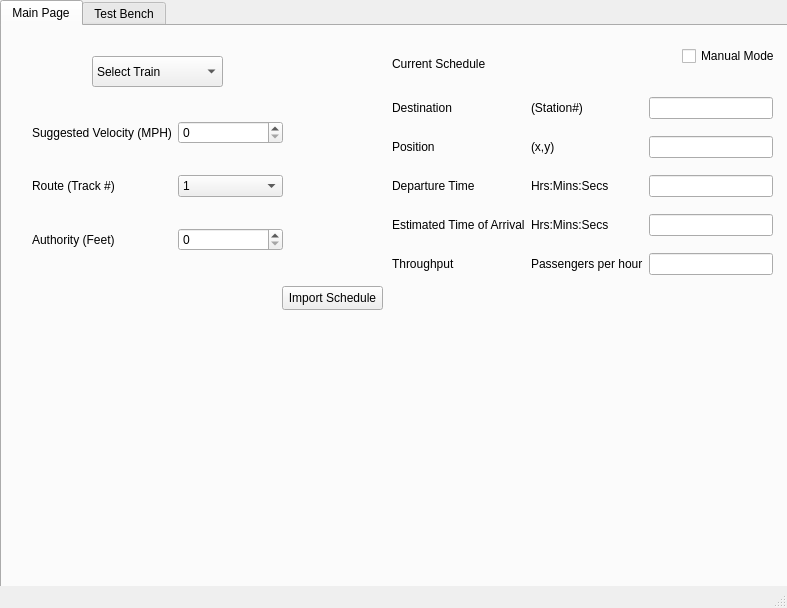
Qt form ui_files/CTC.ui (cerfort2/1140) before a commit.
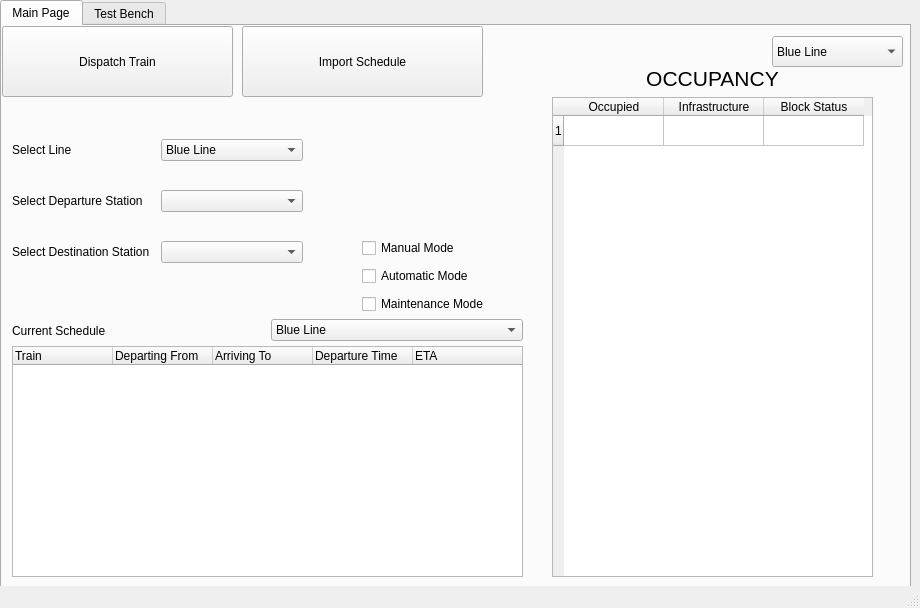
The same form after that commit. The open tabs and pages were chosen to show the change.

Commit message: more changes, main page ui done, test bench to be finished

```diff
--- a/ui_files/CTC.ui
+++ b/ui_files/CTC.ui
@@ -6,7 +6,7 @@
    <rect>
     <x>0</x>
     <y>0</y>
-    <width>787</width>
+    <width>920</width>
     <height>608</height>
    </rect>
   </property>
@@ -19,7 +19,7 @@
      <rect>
       <x>0</x>
       <y>0</y>
-      <width>791</width>
+      <width>911</width>
       <height>591</height>
      </rect>
     </property>
@@ -30,265 +30,270 @@
      <attribute name="title">
       <string>Main Page</string>
      </attribute>
-     <widget class="QComboBox" name="comboBox">
+     <widget class="QPushButton" name="import_schedule_btn">
       <property name="geometry">
        <rect>
-        <x>90</x>
-        <y>30</y>
-        <width>131</width>
-        <height>31</height>
-       </rect>
-      </property>
-      <item>
-       <property name="text">
-        <string>Select Train</string>
-       </property>
-      </item>
-      <item>
-       <property name="text">
-        <string>Train 1</string>
-       </property>
-      </item>
-      <item>
-       <property name="text">
-        <string>Train 2</string>
-       </property>
-      </item>
-      <item>
-       <property name="text">
-        <string>Train 3</string>
-       </property>
-      </item>
-      <item>
-       <property name="text">
-        <string>Train 4</string>
-       </property>
-      </item>
-      <item>
-       <property name="text">
-        <string>Train 5</string>
-       </property>
-      </item>
-     </widget>
-     <widget class="QWidget" name="gridLayoutWidget">
-      <property name="geometry">
-       <rect>
-        <x>30</x>
-        <y>70</y>
-        <width>251</width>
-        <height>181</height>
-       </rect>
-      </property>
-      <layout class="QGridLayout" name="gridLayout">
-       <item row="2" column="0">
-        <widget class="QLabel" name="label_3">
-         <property name="text">
-          <string>Authority (Feet)</string>
-         </property>
-        </widget>
-       </item>
-       <item row="1" column="0">
-        <widget class="QLabel" name="label_2">
-         <property name="text">
-          <string>Route (Track #)</string>
-         </property>
-        </widget>
-       </item>
-       <item row="0" column="0">
-        <widget class="QLabel" name="label">
-         <property name="autoFillBackground">
-          <bool>false</bool>
-         </property>
-         <property name="text">
-          <string>Suggested Velocity (MPH)</string>
-         </property>
-        </widget>
-       </item>
-       <item row="0" column="1">
-        <widget class="QSpinBox" name="mph"/>
-       </item>
-       <item row="1" column="1">
-        <widget class="QComboBox" name="comboBox_2">
-         <item>
-          <property name="text">
-           <string>1</string>
-          </property>
-         </item>
-         <item>
-          <property name="text">
-           <string>2</string>
-          </property>
-         </item>
-         <item>
-          <property name="text">
-           <string>3</string>
-          </property>
-         </item>
-         <item>
-          <property name="text">
-           <string>4</string>
-          </property>
-         </item>
-         <item>
-          <property name="text">
-           <string>5</string>
-          </property>
-         </item>
-        </widget>
-       </item>
-       <item row="2" column="1">
-        <widget class="QSpinBox" name="spinBox"/>
-       </item>
-      </layout>
-     </widget>
-     <widget class="QPushButton" name="pushButton">
-      <property name="geometry">
-       <rect>
-        <x>280</x>
-        <y>260</y>
-        <width>101</width>
-        <height>24</height>
+        <x>240</x>
+        <y>0</y>
+        <width>241</width>
+        <height>71</height>
        </rect>
       </property>
       <property name="text">
        <string>Import Schedule</string>
       </property>
      </widget>
+     <widget class="QTreeWidget" name="schedule">
+      <property name="geometry">
+       <rect>
+        <x>10</x>
+        <y>320</y>
+        <width>511</width>
+        <height>231</height>
+       </rect>
+      </property>
+      <column>
+       <property name="text">
+        <string>Train</string>
+       </property>
+      </column>
+      <column>
+       <property name="text">
+        <string>Departing From</string>
+       </property>
+      </column>
+      <column>
+       <property name="text">
+        <string>Arriving To</string>
+       </property>
+      </column>
+      <column>
+       <property name="text">
+        <string>Departure Time</string>
+       </property>
+      </column>
+      <column>
+       <property name="text">
+        <string>ETA</string>
+       </property>
+      </column>
+     </widget>
+     <widget class="QPushButton" name="dispatch_train_btn">
+      <property name="geometry">
+       <rect>
+        <x>0</x>
+        <y>0</y>
+        <width>231</width>
+        <height>71</height>
+       </rect>
+      </property>
+      <property name="text">
+       <string>Dispatch Train</string>
+      </property>
+     </widget>
+     <widget class="QWidget" name="verticalLayoutWidget">
+      <property name="geometry">
+       <rect>
+        <x>360</x>
+        <y>210</y>
+        <width>160</width>
+        <height>80</height>
+       </rect>
+      </property>
+      <layout class="QVBoxLayout" name="verticalLayout">
+       <item>
+        <widget class="QCheckBox" name="manual_mode_btn">
+         <property name="text">
+          <string>Manual Mode</string>
+         </property>
+        </widget>
+       </item>
+       <item>
+        <widget class="QCheckBox" name="auto_mode_btn">
+         <property name="text">
+          <string>Automatic Mode</string>
+         </property>
+        </widget>
+       </item>
+       <item>
+        <widget class="QCheckBox" name="maint_mode_btn">
+         <property name="text">
+          <string>Maintenance Mode</string>
+         </property>
+        </widget>
+       </item>
+      </layout>
+     </widget>
+     <widget class="QWidget" name="horizontalLayoutWidget">
+      <property name="geometry">
+       <rect>
+        <x>10</x>
+        <y>289</y>
+        <width>511</width>
+        <height>31</height>
+       </rect>
+      </property>
+      <layout class="QHBoxLayout" name="horizontalLayout">
+       <item>
+        <widget class="QLabel" name="label_4">
+         <property name="text">
+          <string>Current Schedule</string>
+         </property>
+        </widget>
+       </item>
+       <item>
+        <widget class="QComboBox" name="lines_box">
+         <item>
+          <property name="text">
+           <string>Blue Line</string>
+          </property>
+         </item>
+         <item>
+          <property name="text">
+           <string>Red Line</string>
+          </property>
+         </item>
+         <item>
+          <property name="text">
+           <string>Green Line</string>
+          </property>
+         </item>
+        </widget>
+       </item>
+      </layout>
+     </widget>
+     <widget class="QComboBox" name="occupancy_line_box">
+      <property name="geometry">
+       <rect>
+        <x>770</x>
+        <y>10</y>
+        <width>131</width>
+        <height>31</height>
+       </rect>
+      </property>
+      <item>
+       <property name="text">
+        <string>Blue Line</string>
+       </property>
+      </item>
+      <item>
+       <property name="text">
+        <string>Red Line</string>
+       </property>
+      </item>
+      <item>
+       <property name="text">
+        <string>Green Line</string>
+       </property>
+      </item>
+     </widget>
      <widget class="QWidget" name="gridLayoutWidget_2">
       <property name="geometry">
        <rect>
-        <x>390</x>
-        <y>60</y>
-        <width>381</width>
-        <height>201</height>
+        <x>10</x>
+        <y>90</y>
+        <width>291</width>
+        <height>171</height>
        </rect>
       </property>
       <layout class="QGridLayout" name="gridLayout_2">
-       <item row="3" column="1">
-        <widget class="QLabel" name="label_13">
+       <item row="2" column="0">
+        <widget class="QLabel" name="label_10">
          <property name="text">
-          <string>Hrs:Mins:Secs</string>
+          <string>Select Destination Station</string>
          </property>
         </widget>
        </item>
-       <item row="2" column="0">
+       <item row="0" column="0">
         <widget class="QLabel" name="label_8">
          <property name="text">
-          <string>Departure Time</string>
-         </property>
-        </widget>
-       </item>
-       <item row="0" column="0">
-        <widget class="QLabel" name="label_6">
-         <property name="text">
-          <string>Destination</string>
+          <string>Select Line</string>
          </property>
         </widget>
        </item>
        <item row="1" column="0">
-        <widget class="QLabel" name="label_7">
-         <property name="text">
-          <string>Position</string>
-         </property>
-        </widget>
-       </item>
-       <item row="3" column="0">
         <widget class="QLabel" name="label_9">
          <property name="text">
-          <string>Estimated Time of Arrival</string>
+          <string>Select Departure Station</string>
          </property>
         </widget>
        </item>
        <item row="0" column="1">
-        <widget class="QLabel" name="label_10">
-         <property name="text">
-          <string>(Station#)</string>
-         </property>
+        <widget class="QComboBox" name="manual_dispatch_line">
+         <item>
+          <property name="text">
+           <string>Blue Line</string>
+          </property>
+         </item>
         </widget>
        </item>
        <item row="1" column="1">
-        <widget class="QLabel" name="label_11">
-         <property name="text">
-          <string>(x,y)</string>
-         </property>
-        </widget>
+        <widget class="QComboBox" name="manual_dispatch_departure"/>
        </item>
        <item row="2" column="1">
-        <widget class="QLabel" name="label_12">
-         <property name="text">
-          <string>Hrs:Mins:Secs</string>
-         </property>
-        </widget>
+        <widget class="QComboBox" name="manual_dispatch_destination"/>
        </item>
-       <item row="4" column="0">
-        <widget class="QLabel" name="label_5">
+      </layout>
+     </widget>
+     <widget class="QWidget" name="verticalLayoutWidget_4">
+      <property name="geometry">
+       <rect>
+        <x>550</x>
+        <y>40</y>
+        <width>321</width>
+        <height>511</height>
+       </rect>
+      </property>
+      <layout class="QVBoxLayout" name="verticalLayout_4">
+       <item>
+        <widget class="QLabel" name="label_7">
+         <property name="font">
+          <font>
+           <pointsize>16</pointsize>
+          </font>
+         </property>
          <property name="text">
-          <string>Throughput</string>
+          <string>OCCUPANCY</string>
          </property>
+         <property name="alignment">
+          <set>Qt::AlignCenter</set>
+         </property>
         </widget>
        </item>
-       <item row="4" column="1">
-        <widget class="QLabel" name="label_14">
-         <property name="text">
-          <string>Passengers per hour</string>
-         </property>
+       <item>
+        <widget class="QTableWidget" name="tableWidget">
+         <row/>
+         <column>
+          <property name="text">
+           <string>Occupied</string>
+          </property>
+         </column>
+         <column>
+          <property name="text">
+           <string>Infrastructure</string>
+          </property>
+         </column>
+         <column>
+          <property name="text">
+           <string>Block Status</string>
+          </property>
+         </column>
         </widget>
        </item>
-       <item row="1" column="2">
-        <widget class="QLineEdit" name="lineEdit"/>
-       </item>
-       <item row="0" column="2">
-        <widget class="QLineEdit" name="lineEdit_2"/>
-       </item>
-       <item row="2" column="2">
-        <widget class="QLineEdit" name="lineEdit_3"/>
-       </item>
-       <item row="3" column="2">
-        <widget class="QLineEdit" name="lineEdit_4"/>
-       </item>
-       <item row="4" column="2">
-        <widget class="QLineEdit" name="lineEdit_5"/>
-       </item>
       </layout>
      </widget>
-     <widget class="QLabel" name="label_4">
-      <property name="geometry">
-       <rect>
-        <x>390</x>
-        <y>30</y>
-        <width>101</width>
-        <height>16</height>
-       </rect>
-      </property>
-      <property name="text">
-       <string>Current Schedule</string>
-      </property>
-     </widget>
-     <widget class="QCheckBox" name="checkBox">
-      <property name="geometry">
-       <rect>
-        <x>680</x>
-        <y>20</y>
-        <width>101</width>
-        <height>20</height>
-       </rect>
-      </property>
-      <property name="text">
-       <string>Manual Mode</string>
-      </property>
-     </widget>
     </widget>
     <widget class="QWidget" name="ctc_testbench">
      <attribute name="title">
       <string>Test Bench</string>
      </attribute>
-     <widget class="QWidget" name="gridLayoutWidget_5">
+     <widget class="QWidget" name="gridLayoutWidget">
       <property name="geometry">
        <rect>
-        <x>30</x>
-        <y>70</y>
-        <width>251</width>
-        <height>181</height>
+        <x>50</x>
+        <y>40</y>
+        <width>321</width>
+        <height>191</height>
        </rect>
       </property>
       <layout class="QGridLayout" name="gridLayout_5">
@@ -302,7 +307,7 @@
        <item row="1" column="0">
         <widget class="QLabel" name="label_30">
          <property name="text">
-          <string>Route (Track #)</string>
+          <string>Set Crossing State</string>
          </property>
         </widget>
        </item>
@@ -413,59 +418,43 @@
        <item row="2" column="0">
         <widget class="QLabel" name="label_33">
          <property name="text">
-          <string>Departure Time</string>
-         </property>
-        </widget>
-       </item>
-       <item row="0" column="0">
-        <widget class="QLabel" name="label_34">
-         <property name="text">
-          <string>Destination</string>
-         </property>
-        </widget>
-       </item>
-       <item row="1" column="0">
-        <widget class="QLabel" name="label_35">
-         <property name="text">
-          <string>Position</string>
+          <string>Set Track Failure</string>
          </property>
         </widget>
        </item>
        <item row="3" column="0">
-        <widget class="QLabel" name="label_36">
+        <widget class="QLabel" name="label_5">
          <property name="text">
-          <string>Estimated Time of Arrival</string>
-         </property>
-        </widget>
-       </item>
-       <item row="0" column="1">
-        <widget class="QLabel" name="label_37">
-         <property name="text">
-          <string>(Station#)</string>
-         </property>
-        </widget>
-       </item>
-       <item row="1" column="1">
-        <widget class="QLabel" name="label_38">
-         <property name="text">
-          <string>(x,y)</string>
-         </property>
-        </widget>
-       </item>
-       <item row="2" column="1">
-        <widget class="QLabel" name="label_39">
-         <property name="text">
-          <string>Hrs:Mins:Secs</string>
+          <string>Set Maintenance Clearance</string>
          </property>
         </widget>
        </item>
        <item row="4" column="0">
-        <widget class="QLabel" name="label_40">
+        <widget class="QLabel" name="label_6">
          <property name="text">
-          <string>Throughput</string>
+          <string>Set Block Occupancy</string>
          </property>
         </widget>
        </item>
+       <item row="0" column="0">
+        <widget class="QLabel" name="label">
+         <property name="text">
+          <string>Set Switch State</string>
+         </property>
+        </widget>
+       </item>
+       <item row="0" column="1">
+        <widget class="QComboBox" name="comboBox"/>
+       </item>
+       <item row="1" column="1">
+        <widget class="QComboBox" name="comboBox_2"/>
+       </item>
+       <item row="2" column="1">
+        <widget class="QComboBox" name="comboBox_3"/>
+       </item>
+       <item row="3" column="1">
+        <widget class="QComboBox" name="comboBox_4"/>
+       </item>
        <item row="4" column="1">
         <widget class="QLabel" name="label_41">
          <property name="text">
@@ -525,8 +514,125 @@
         <height>24</height>
        </rect>
       </property>
+      <layout class="QVBoxLayout" name="verticalLayout_2">
+       <item>
+        <widget class="QLabel" name="label_11">
+         <property name="font">
+          <font>
+           <pointsize>12</pointsize>
+          </font>
+         </property>
+         <property name="text">
+          <string>TICKET SALES (hourly)</string>
+         </property>
+         <property name="textFormat">
+          <enum>Qt::AutoText</enum>
+         </property>
+         <property name="alignment">
+          <set>Qt::AlignCenter</set>
+         </property>
+        </widget>
+       </item>
+       <item>
+        <layout class="QHBoxLayout" name="horizontalLayout_2">
+         <item>
+          <widget class="QComboBox" name="comboBox_6">
+           <item>
+            <property name="text">
+             <string>Blue Line</string>
+            </property>
+           </item>
+          </widget>
+         </item>
+         <item>
+          <widget class="QComboBox" name="comboBox_7"/>
+         </item>
+         <item>
+          <widget class="QSpinBox" name="spinBox"/>
+         </item>
+        </layout>
+       </item>
+      </layout>
+     </widget>
+     <widget class="QWidget" name="verticalLayoutWidget_3">
+      <property name="geometry">
+       <rect>
+        <x>420</x>
+        <y>110</y>
+        <width>160</width>
+        <height>80</height>
+       </rect>
+      </property>
+      <layout class="QVBoxLayout" name="verticalLayout_3">
+       <item>
+        <widget class="QCheckBox" name="manual_mode_btn_tb">
+         <property name="text">
+          <string>Manual Mode</string>
+         </property>
+        </widget>
+       </item>
+       <item>
+        <widget class="QCheckBox" name="auto_mode_btn_tb">
+         <property name="text">
+          <string>Automatic Mode</string>
+         </property>
+        </widget>
+       </item>
+       <item>
+        <widget class="QCheckBox" name="maint_mode_btn_tb">
+         <property name="text">
+          <string>Maintenance Mode</string>
+         </property>
+        </widget>
+       </item>
+      </layout>
+     </widget>
+     <widget class="QWidget" name="gridLayoutWidget_3">
+      <property name="geometry">
+       <rect>
+        <x>120</x>
+        <y>370</y>
+        <width>291</width>
+        <height>181</height>
+       </rect>
+      </property>
+      <layout class="QGridLayout" name="gridLayout_3"/>
+     </widget>
+     <widget class="QLabel" name="label_13">
+      <property name="geometry">
+       <rect>
+        <x>130</x>
+        <y>340</y>
+        <width>261</width>
+        <height>21</height>
+       </rect>
+      </property>
+      <property name="font">
+       <font>
+        <pointsize>12</pointsize>
+       </font>
+      </property>
       <property name="text">
-       <string>Import Schedule</string>
+       <string>Change Train Data</string>
+      </property>
+      <property name="textFormat">
+       <enum>Qt::AutoText</enum>
+      </property>
+      <property name="alignment">
+       <set>Qt::AlignCenter</set>
+      </property>
+     </widget>
+     <widget class="QLabel" name="label_12">
+      <property name="geometry">
+       <rect>
+        <x>100</x>
+        <y>380</y>
+        <width>289</width>
+        <height>179</height>
+       </rect>
+      </property>
+      <property name="text">
+       <string>TextLabel</string>
       </property>
      </widget>
     </widget>
```
Left out of the diff: 174 changed lines with no effect on the pictures. The commit also changes 3 other files.
